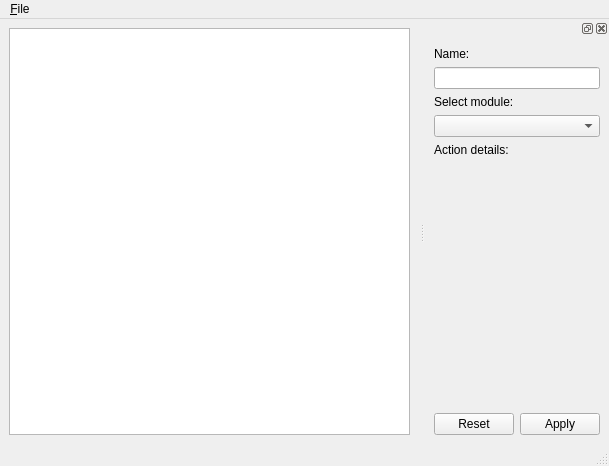
First picture: the form in qtscod/ui/ui/MainWindow.ui, repository elemc/scod, before the edit.
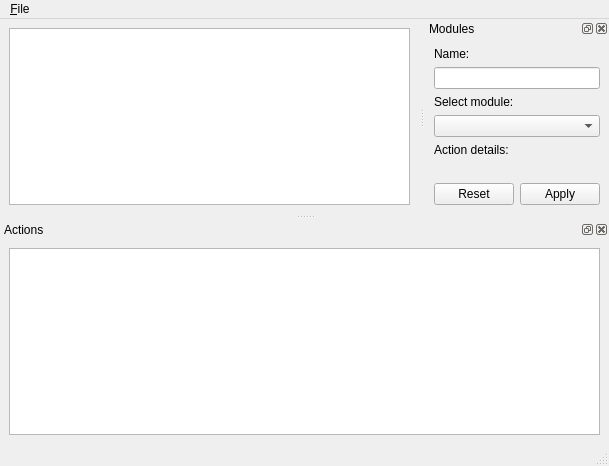
Second picture: the form after the edit.

Commit message: Actions frame bottom created and simple functional for it

The edit to the form file:
```diff
--- a/qtscod/ui/ui/MainWindow.ui
+++ b/qtscod/ui/ui/MainWindow.ui
@@ -43,6 +43,9 @@
   </widget>
   <widget class="QStatusBar" name="statusbar"/>
   <widget class="QDockWidget" name="dockWidgetDetails">
+   <property name="windowTitle">
+    <string>Modules</string>
+   </property>
    <attribute name="dockWidgetArea">
     <number>2</number>
    </attribute>
@@ -121,6 +124,21 @@
     </layout>
    </widget>
   </widget>
+  <widget class="QDockWidget" name="dockWidgetActions">
+   <property name="windowTitle">
+    <string>Actions</string>
+   </property>
+   <attribute name="dockWidgetArea">
+    <number>8</number>
+   </attribute>
+   <widget class="QWidget" name="dockWidgetContents_2">
+    <layout class="QVBoxLayout" name="verticalLayout_3">
+     <item>
+      <widget class="QListView" name="listViewActions"/>
+     </item>
+    </layout>
+   </widget>
+  </widget>
   <action name="actionFileExit">
    <property name="text">
     <string>E&amp;xit</string>
```
The commit also changes 5 other files.
